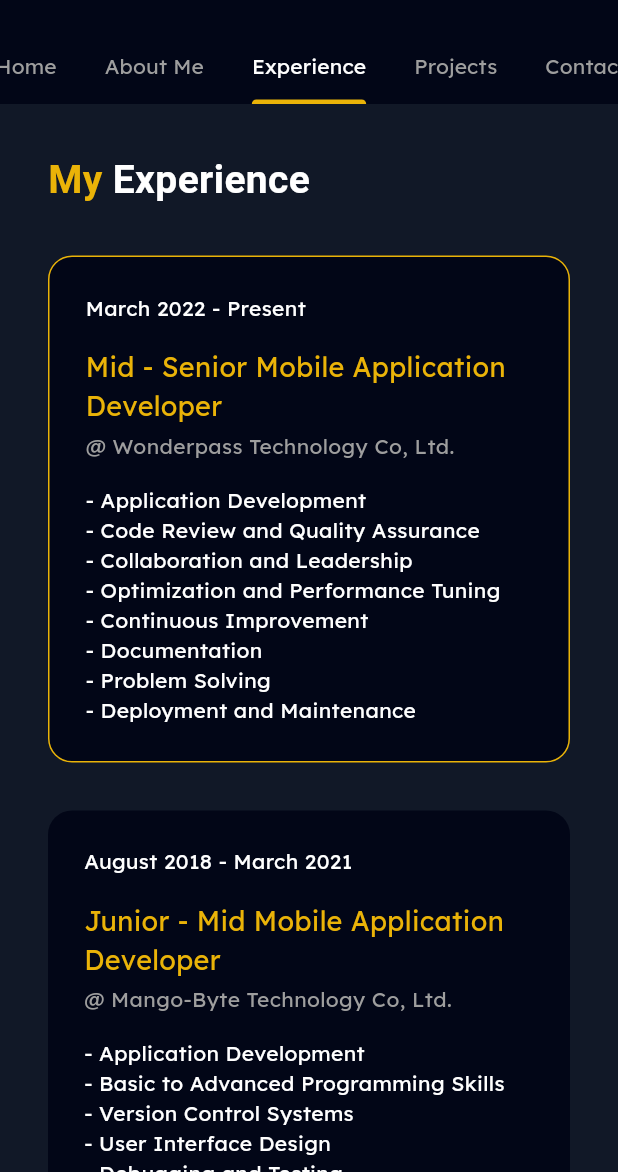
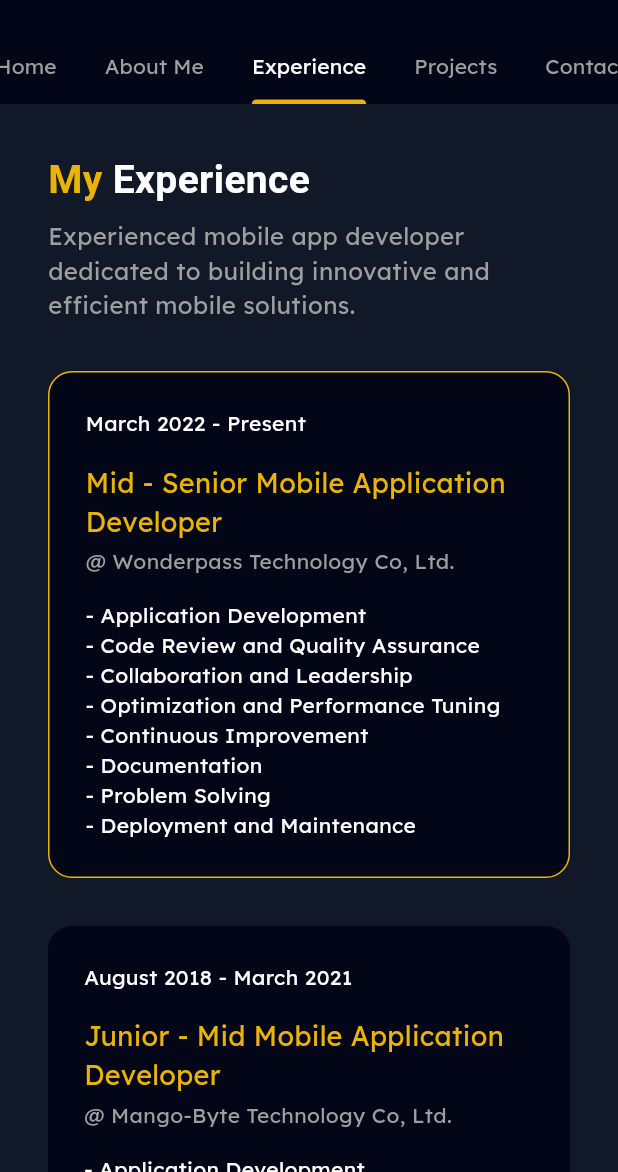
Before and after one commit to channdara/my_portfolio, a Flutter app: the screen it shows after launch, tab 3 chosen, on a phone screen of 412 x 824 dp, the part 64-1236 px from its top. Run offline on Flutter 3.47's test engine with Material 3 defaults, Android fonts, the phone set to English and light mode, and no system bars.

Commit message:
[UNTRACKED]: Added some description to Experience Page

```diff
--- a/lib/src/page/experience_page/component/experience_page_phone.dart
+++ b/lib/src/page/experience_page/component/experience_page_phone.dart
@@ -3,6 +3,7 @@ import 'package:flutter/material.dart';
 import '../../../../main_data.dart';
 import '../experience_page_data.dart';
 import '../widget/experience_page_card_phone.dart';
+import '../widget/experience_page_subtitle.dart';
 import '../widget/experience_page_title.dart';
 
 class ExperiencePagePhone extends StatelessWidget {
@@ -16,6 +17,8 @@ class ExperiencePagePhone extends StatelessWidget {
         crossAxisAlignment: CrossAxisAlignment.stretch,
         children: [
           const ExperiencePageTitle(),
+          const SizedBox(height: 8.0),
+          const ExperiencePageSubtitle(),
           const SizedBox(height: 32.0),
           ExperiencePageCardPhone(
             experience: Experience.wonderpass(),
--- a/lib/src/page/experience_page/component/experience_page_website.dart
+++ b/lib/src/page/experience_page/component/experience_page_website.dart
@@ -2,6 +2,7 @@ import 'package:flutter/material.dart';
 
 import '../experience_page_data.dart';
 import '../widget/experience_page_card.dart';
+import '../widget/experience_page_subtitle.dart';
 import '../widget/experience_page_title.dart';
 
 class ExperiencePageWebsite extends StatelessWidget {
@@ -19,6 +20,8 @@ class ExperiencePageWebsite extends StatelessWidget {
       child: Column(
         children: [
           const ExperiencePageTitle(),
+          const SizedBox(height: 8.0),
+          const ExperiencePageSubtitle(textAlign: TextAlign.center),
           const SizedBox(height: 32.0),
           Expanded(
             child: Row(
--- /dev/null
+++ b/lib/src/page/experience_page/widget/experience_page_subtitle.dart
@@ -0,0 +1,16 @@
+import 'package:flutter/material.dart';
+
+class ExperiencePageSubtitle extends StatelessWidget {
+  const ExperiencePageSubtitle({super.key, this.textAlign});
+
+  final TextAlign? textAlign;
+
+  @override
+  Widget build(BuildContext context) {
+    return Text(
+      'Experienced mobile app developer dedicated to building innovative and efficient mobile solutions.',
+      style: const TextStyle(color: Colors.grey, fontSize: 16.0),
+      textAlign: textAlign,
+    );
+  }
+}
```
